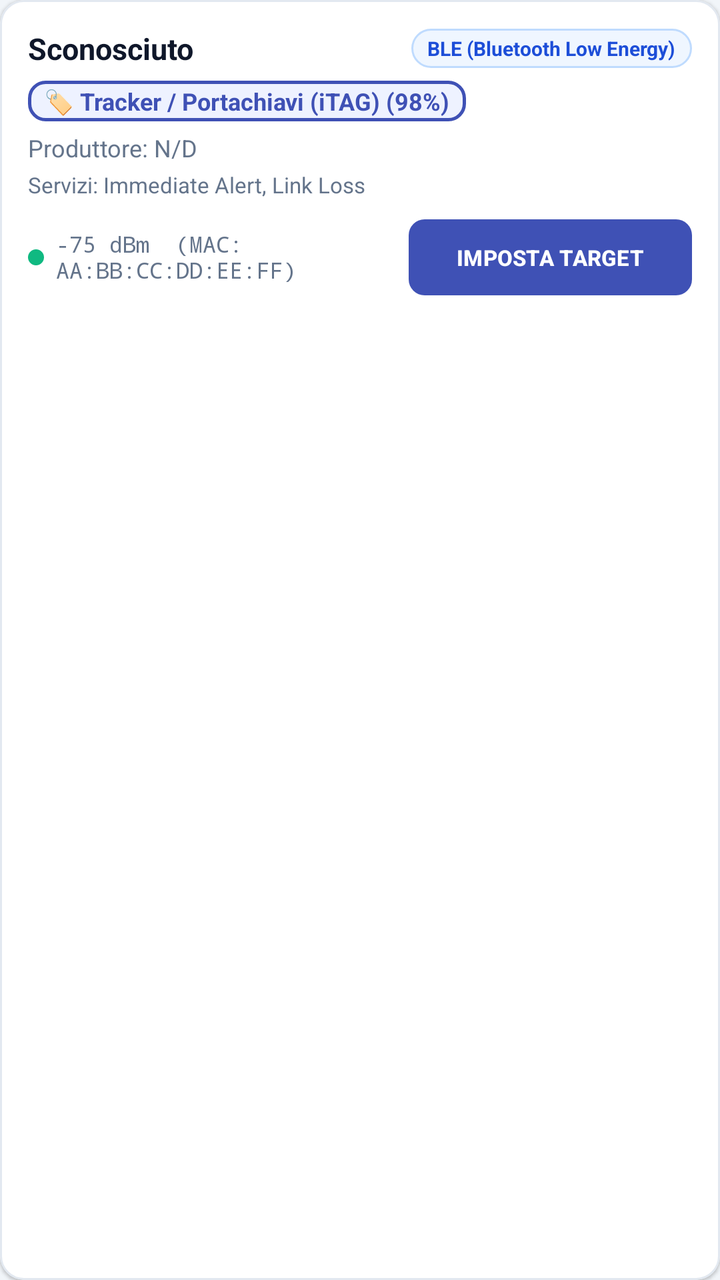
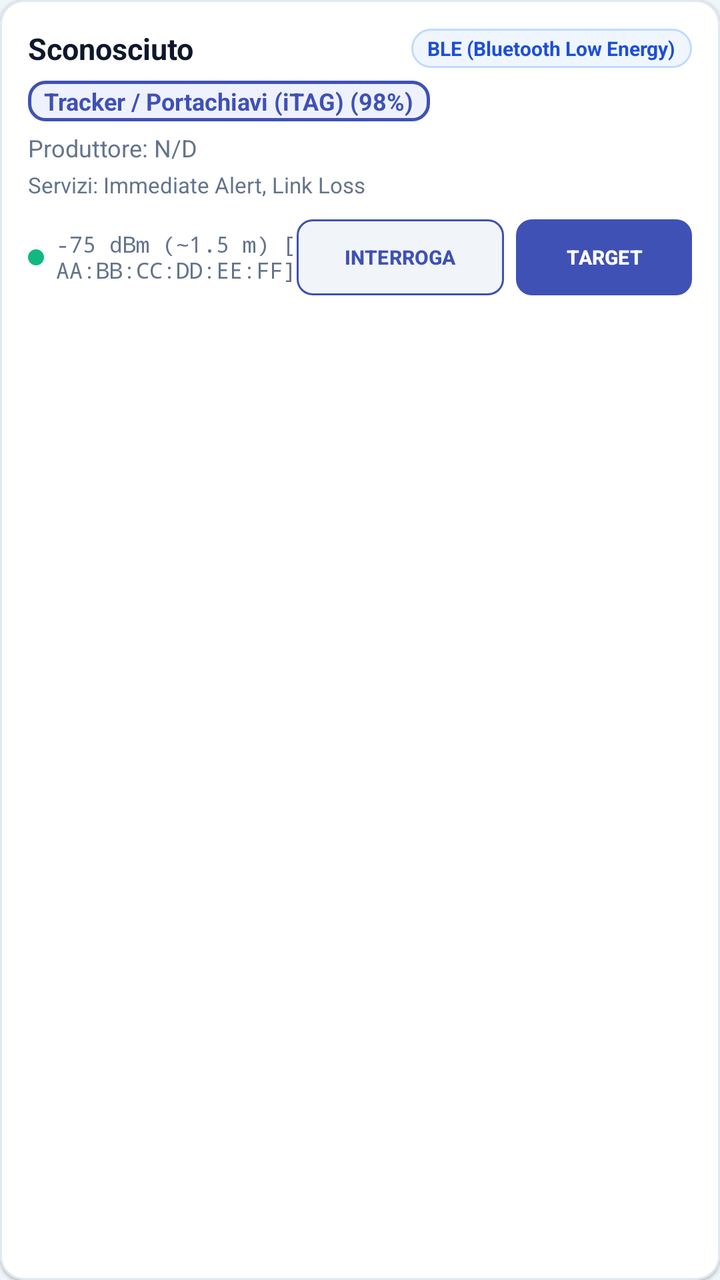

An Android layout rendered at two revisions. The XML below is the earlier revision; the diff shows what the commit changed to produce the second picture.
<!-- AndroidManifest.xml: application theme Theme.ItagScanner -->
<!-- res/layout/device_list_item.xml -->
<?xml version="1.0" encoding="utf-8"?>
<com.google.android.material.card.MaterialCardView xmlns:android="http://schemas.android.com/apk/res/android"
    xmlns:app="http://schemas.android.com/apk/res-auto"
    android:layout_width="match_parent"
    android:layout_height="wrap_content"
    android:layout_marginBottom="8dp"
    app:cardCornerRadius="12dp"
    app:cardElevation="1dp"
    app:strokeWidth="1dp"
    app:strokeColor="@color/card_stroke"
    app:cardBackgroundColor="@color/card_background">

    <LinearLayout
        android:layout_width="match_parent"
        android:layout_height="wrap_content"
        android:orientation="vertical"
        android:padding="14dp">

        
        <LinearLayout
            android:layout_width="match_parent"
            android:layout_height="wrap_content"
            android:orientation="horizontal"
            android:gravity="center_vertical">

            <TextView
                android:id="@+id/nameText"
                android:layout_width="0dp"
                android:layout_height="wrap_content"
                android:layout_weight="1"
                android:text="Sconosciuto"
                android:textSize="15sp"
                android:textStyle="bold"
                android:textColor="@color/text_primary"
                android:ellipsize="end"
                android:maxLines="1" />

            <TextView
                android:id="@+id/technologyBadge"
                android:layout_width="wrap_content"
                android:layout_height="wrap_content"
                android:text="BLE (Bluetooth Low Energy)"
                android:textSize="10sp"
                android:textStyle="bold"
                android:paddingStart="8dp"
                android:paddingEnd="8dp"
                android:paddingTop="3dp"
                android:paddingBottom="3dp"
                android:background="@drawable/bg_badge_ble"
                android:textColor="@color/ble_badge_text" />
        </LinearLayout>

        
        <LinearLayout
            android:layout_width="match_parent"
            android:layout_height="wrap_content"
            android:orientation="horizontal"
            android:gravity="center_vertical"
            android:layout_marginTop="6dp">

            <TextView
                android:id="@+id/typeText"
                android:layout_width="wrap_content"
                android:layout_height="wrap_content"
                android:text="🏷️ Tracker / Portachiavi (iTAG) (98%)"
                android:textSize="12sp"
                android:textStyle="bold"
                android:textColor="@color/primary_indigo"
                android:background="@drawable/bg_chip_selected"
                android:paddingStart="8dp"
                android:paddingEnd="8dp"
                android:paddingTop="2dp"
                android:paddingBottom="2dp" />
        </LinearLayout>

        
        <TextView
            android:id="@+id/manufacturerText"
            android:layout_width="match_parent"
            android:layout_height="wrap_content"
            android:text="Produttore: N/D"
            android:textSize="12sp"
            android:textColor="@color/text_secondary"
            android:layout_marginTop="5dp" />

        
        <TextView
            android:id="@+id/uuidText"
            android:layout_width="match_parent"
            android:layout_height="wrap_content"
            android:text="Servizi: Immediate Alert, Link Loss"
            android:textSize="11sp"
            android:textColor="@color/text_secondary"
            android:layout_marginTop="3dp"
            android:maxLines="2"
            android:ellipsize="end" />

        
        <TextView
            android:id="@+id/modelIdText"
            android:layout_width="match_parent"
            android:layout_height="wrap_content"
            android:text="Fast Pair Model ID: N/D"
            android:textSize="11sp"
            android:textColor="#1976D2"
            android:visibility="gone"
            android:layout_marginTop="2dp" />

        
        <LinearLayout
            android:layout_width="match_parent"
            android:layout_height="wrap_content"
            android:orientation="horizontal"
            android:gravity="center_vertical"
            android:layout_marginTop="10dp">

            
            <View
                android:id="@+id/rssiDot"
                android:layout_width="8dp"
                android:layout_height="8dp"
                android:background="@drawable/dot_indicator"
                android:backgroundTint="@color/target_active_green" />

            <TextView
                android:id="@+id/rssiText"
                android:layout_width="0dp"
                android:layout_height="wrap_content"
                android:layout_weight="1"
                android:layout_marginStart="6dp"
                android:text="-75 dBm  (MAC: AA:BB:CC:DD:EE:FF)"
                android:textSize="11sp"
                android:fontFamily="monospace"
                android:textColor="@color/text_secondary" />

            <com.google.android.material.button.MaterialButton
                android:id="@+id/selectButton"
                android:layout_width="wrap_content"
                android:layout_height="38dp"
                android:text="IMPOSTA TARGET"
                android:textSize="11sp"
                android:textStyle="bold"
                android:textColor="#FFFFFF"
                app:backgroundTint="@color/primary_indigo"
                app:cornerRadius="8dp"
                android:insetTop="0dp"
                android:insetBottom="0dp"
                android:paddingStart="12dp"
                android:paddingEnd="12dp" />
        </LinearLayout>

    </LinearLayout>

</com.google.android.material.card.MaterialCardView>
<!-- resources referenced by this layout -->
<resources>
  <color name="ble_badge_text">#1D4ED8</color>
  <color name="card_background">#FFFFFF</color>
  <color name="card_stroke">#E2E8F0</color>
  <color name="primary_indigo">#3F51B5</color>
  <color name="target_active_green">#10B981</color>
  <color name="text_primary">#0F172A</color>
  <color name="text_secondary">#64748B</color>
  <!-- drawable bg_badge_ble (drawable) -->
  <?xml version="1.0" encoding="utf-8"?>
  <shape xmlns:android="http://schemas.android.com/apk/res/android"
      android:shape="rectangle">
      <solid android:color="#EFF6FF" />
      <stroke android:width="1dp" android:color="#BFDBFE" />
      <corners android:radius="12dp" />
  </shape>
  <!-- drawable bg_chip_selected (drawable) -->
  <?xml version="1.0" encoding="utf-8"?>
  <shape xmlns:android="http://schemas.android.com/apk/res/android"
      android:shape="rectangle">
      <solid android:color="#EEF2FF" />
      <stroke android:width="1.5dp" android:color="#3F51B5" />
      <corners android:radius="8dp" />
  </shape>
  <!-- drawable dot_indicator (drawable) -->
  <?xml version="1.0" encoding="utf-8"?>
  <shape xmlns:android="http://schemas.android.com/apk/res/android"
      android:shape="oval">
      <solid android:color="#94A3B8" />
      <size android:width="10dp" android:height="10dp" />
  </shape>
  <style name="Theme.ItagScanner" parent="Theme.Material3.Light.NoActionBar">
          <item name="colorPrimary">@color/colorPrimary</item>
          <item name="colorPrimaryDark">@color/colorPrimaryDark</item>
          <item name="colorAccent">@color/colorPrimary</item>
          <item name="android:windowBackground">@color/page_background</item>
          <item name="android:statusBarColor">@color/colorPrimaryDark</item>
      </style>
  <color name="colorPrimary">#3F51B5</color>
  <color name="colorPrimaryDark">#303F9F</color>
  <color name="page_background">#F1F5F9</color>
</resources>

<!-- the commit's change to res/layout/device_list_item.xml (unified diff, before → after) -->
@@ -62,7 +62,7 @@
                 android:id="@+id/typeText"
                 android:layout_width="wrap_content"
                 android:layout_height="wrap_content"
-                android:text="🏷️ Tracker / Portachiavi (iTAG) (98%)"
+                android:text="Tracker / Portachiavi (iTAG) (98%)"
                 android:textSize="12sp"
                 android:textStyle="bold"
                 android:textColor="@color/primary_indigo"
@@ -128,25 +128,45 @@
                 android:layout_height="wrap_content"
                 android:layout_weight="1"
                 android:layout_marginStart="6dp"
-                android:text="-75 dBm  (MAC: AA:BB:CC:DD:EE:FF)"
+                android:text="-75 dBm (~1.5 m) [AA:BB:CC:DD:EE:FF]"
                 android:textSize="11sp"
                 android:fontFamily="monospace"
                 android:textColor="@color/text_secondary" />
 
+            
+            <com.google.android.material.button.MaterialButton
+                android:id="@+id/inspectButton"
+                android:layout_width="wrap_content"
+                android:layout_height="38dp"
+                android:text="INTERROGA"
+                android:textSize="10sp"
+                android:textStyle="bold"
+                android:textColor="#3F51B5"
+                app:strokeColor="#3F51B5"
+                app:strokeWidth="1dp"
+                app:backgroundTint="#F1F5F9"
+                app:cornerRadius="8dp"
+                android:insetTop="0dp"
+                android:insetBottom="0dp"
+                android:paddingStart="8dp"
+                android:paddingEnd="8dp"
+                android:layout_marginEnd="6dp" />
+
+            
             <com.google.android.material.button.MaterialButton
                 android:id="@+id/selectButton"
                 android:layout_width="wrap_content"
                 android:layout_height="38dp"
-                android:text="IMPOSTA TARGET"
-                android:textSize="11sp"
+                android:text="TARGET"
+                android:textSize="10sp"
                 android:textStyle="bold"
                 android:textColor="#FFFFFF"
                 app:backgroundTint="@color/primary_indigo"
                 app:cornerRadius="8dp"
                 android:insetTop="0dp"
                 android:insetBottom="0dp"
-                android:paddingStart="12dp"
-                android:paddingEnd="12dp" />
+                android:paddingStart="10dp"
+                android:paddingEnd="10dp" />
         </LinearLayout>
 
     </LinearLayout>
